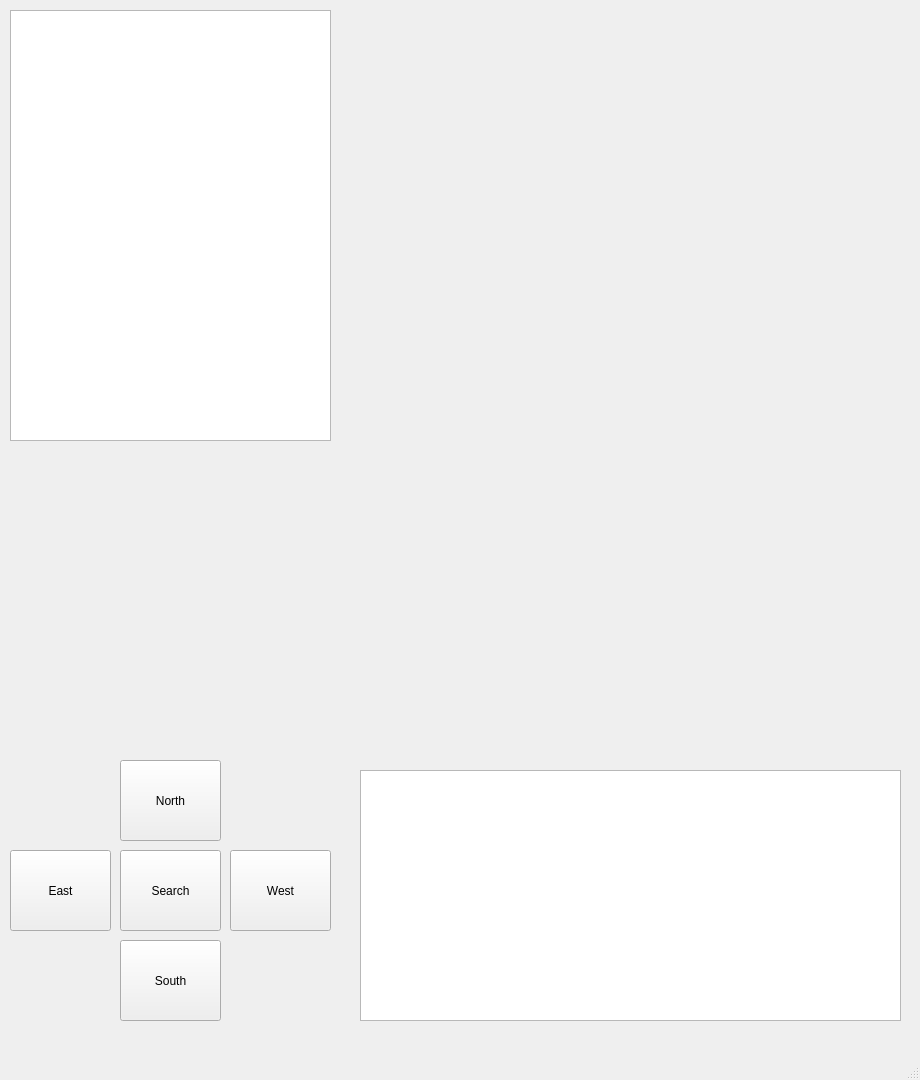
TitoEt/CS4076, file mainwindow.ui: the form before one commit.
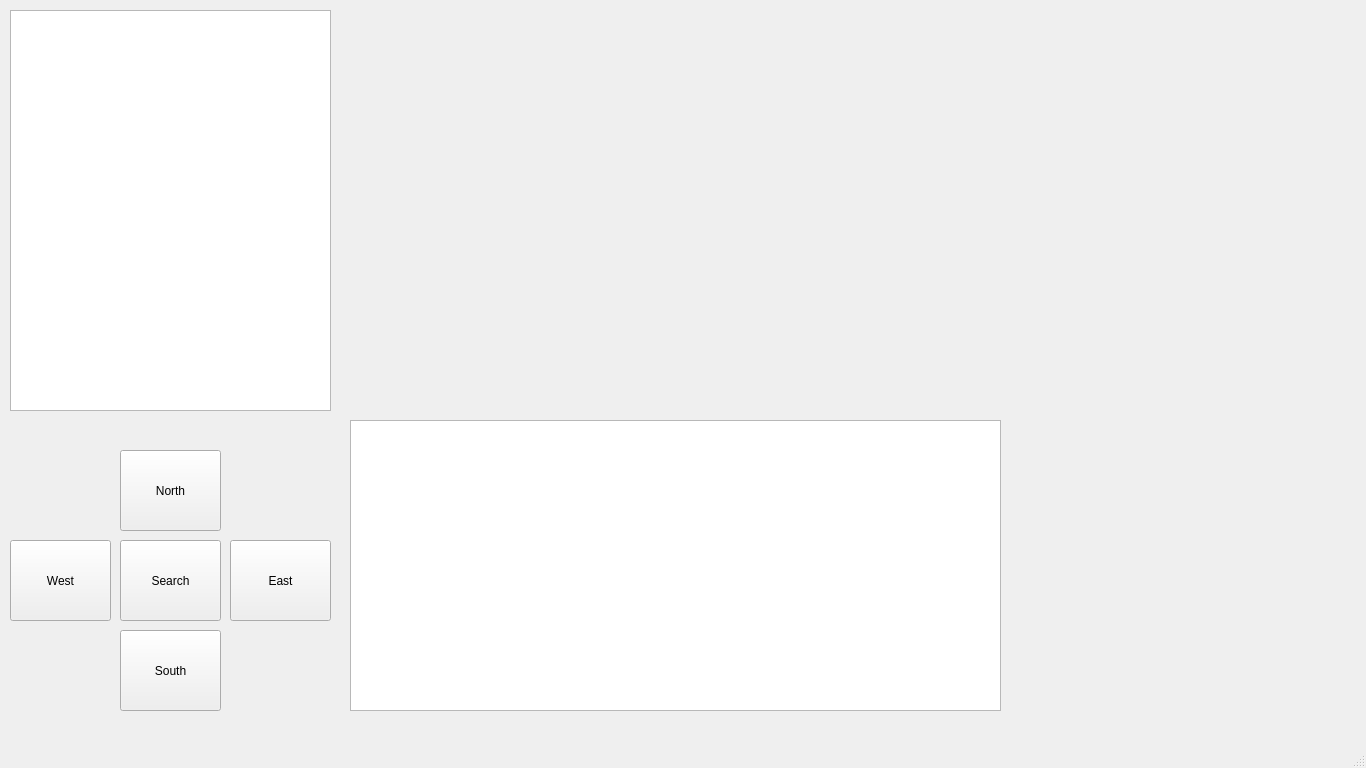
The form after the commit. Icons and pictures are not drawn.

Diff of the .ui file:
```diff
--- a/mainwindow.ui
+++ b/mainwindow.ui
@@ -6,8 +6,8 @@
    <rect>
     <x>0</x>
     <y>0</y>
-    <width>920</width>
-    <height>1080</height>
+    <width>1366</width>
+    <height>768</height>
    </rect>
   </property>
   <property name="windowTitle">
@@ -20,15 +20,15 @@
       <x>10</x>
       <y>10</y>
       <width>321</width>
-      <height>431</height>
+      <height>401</height>
      </rect>
     </property>
    </widget>
    <widget class="QPushButton" name="East">
     <property name="geometry">
      <rect>
-      <x>10</x>
-      <y>850</y>
+      <x>230</x>
+      <y>540</y>
       <width>101</width>
       <height>81</height>
      </rect>
@@ -41,7 +41,7 @@
     <property name="geometry">
      <rect>
       <x>120</x>
-      <y>940</y>
+      <y>630</y>
       <width>101</width>
       <height>81</height>
      </rect>
@@ -54,7 +54,7 @@
     <property name="geometry">
      <rect>
       <x>120</x>
-      <y>760</y>
+      <y>450</y>
       <width>101</width>
       <height>81</height>
      </rect>
@@ -66,8 +66,8 @@
    <widget class="QPushButton" name="West">
     <property name="geometry">
      <rect>
-      <x>230</x>
-      <y>850</y>
+      <x>10</x>
+      <y>540</y>
       <width>101</width>
       <height>81</height>
      </rect>
@@ -81,8 +81,8 @@
      <rect>
       <x>360</x>
       <y>10</y>
-      <width>531</width>
-      <height>741</height>
+      <width>981</width>
+      <height>391</height>
      </rect>
     </property>
     <property name="text">
@@ -98,10 +98,10 @@
    <widget class="QLabel" name="map">
     <property name="geometry">
      <rect>
-      <x>16</x>
-      <y>462</y>
-      <width>311</width>
-      <height>281</height>
+      <x>1020</x>
+      <y>420</y>
+      <width>331</width>
+      <height>291</height>
      </rect>
     </property>
     <property name="text">
@@ -117,10 +117,10 @@
    <widget class="QTreeView" name="inventory">
     <property name="geometry">
      <rect>
-      <x>360</x>
-      <y>770</y>
-      <width>541</width>
-      <height>251</height>
+      <x>350</x>
+      <y>420</y>
+      <width>651</width>
+      <height>291</height>
      </rect>
     </property>
    </widget>
@@ -128,7 +128,7 @@
     <property name="geometry">
      <rect>
       <x>120</x>
-      <y>850</y>
+      <y>540</y>
       <width>101</width>
       <height>81</height>
      </rect>
```
Left out of the diff: 2 changed lines with no effect on the pictures.
